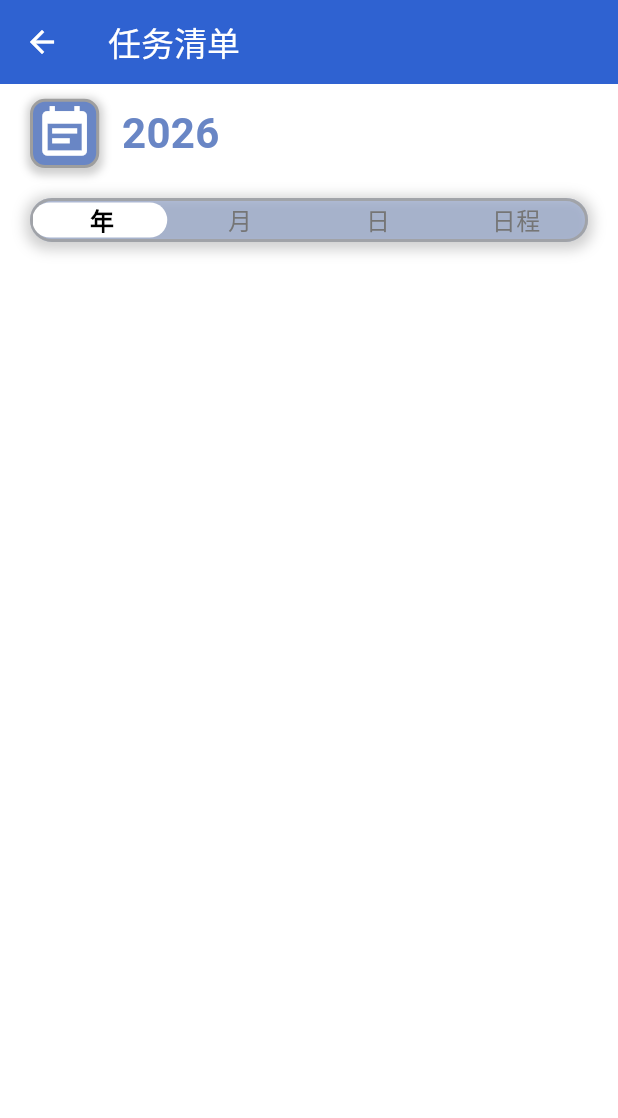
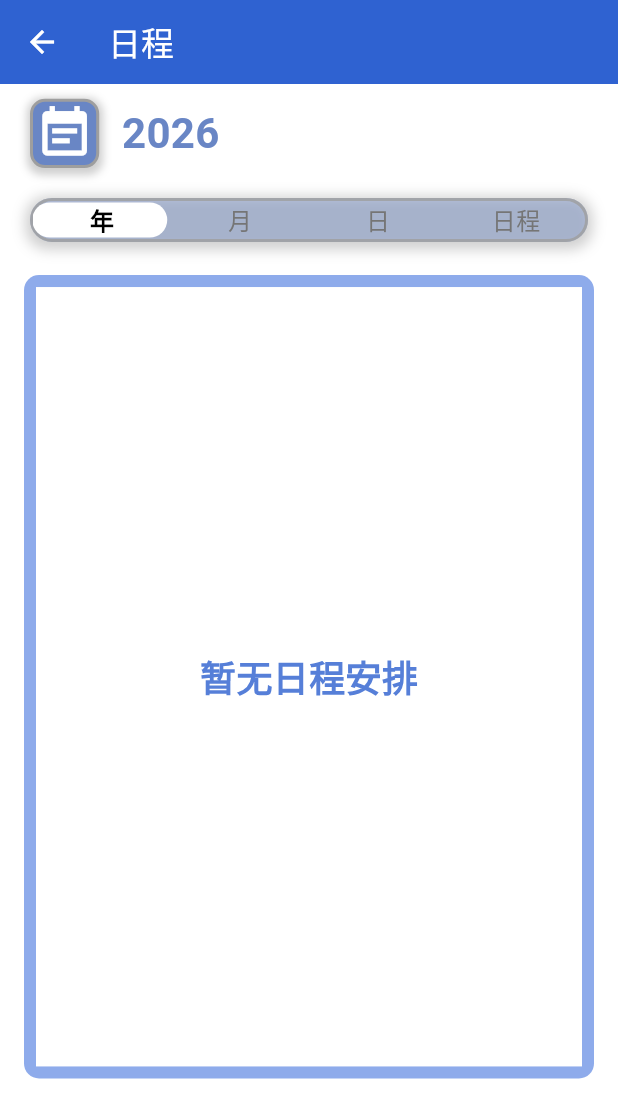
Before and after one commit to DustyWoods/Reminder, a Flutter app: the CalendarPage screen opened by its route, on a phone screen of 412 x 824 dp. Shown: the top 1118 px of the screen. Run offline on Flutter 3.47's test engine with Material 3 defaults, Android fonts, the phone set to English and light mode, and no system bars; our stand-ins replace dio, flutter_local_notifications, permission_handler, shared_preferences, timezone; missing offline and left inert: record; accounts and stored records are empty.

Commit message:
feat: SheduleView

```diff
--- /dev/null
+++ b/frontend/lib/Components/CalendarPage/ScheduleView.dart
@@ -0,0 +1,98 @@
+
+import 'package:flutter/material.dart';
+import 'package:collection/collection.dart';
+import 'package:reminder/Viewmodels/task.dart';
+import 'package:reminder/Stores/TaskManager.dart';
+import 'package:reminder/Components/HomePage/TaskCard.dart';
+import 'package:reminder/Utils/ScreenSize.dart';
+
+class ScheduleView extends StatefulWidget {
+  const ScheduleView({super.key});
+
+  @override
+  State<ScheduleView> createState() => _ScheduleViewState();
+}
+
+class _ScheduleViewState extends State<ScheduleView> {
+  List<Task> tasks = [];
+
+  @override
+  void initState() {
+    super.initState();
+    tasks = taskManager.getTasks();
+  }
+
+  Future<void> _onDeleteTask(int taskId) async {
+    await taskManager.removeTaskById(taskId);
+    if (!mounted) return;
+    setState(() {
+      tasks = taskManager.getTasks();
+    });
+  }
+
+  @override
+  Widget build(BuildContext context) {
+    final Map<String, List<Task>> tasksMap = groupBy(tasks, (task) => task.dueDate['date'] ?? '');
+    final List<List<Task>> tasksByDate = (tasksMap.entries.toList()
+      ..sort((a, b) => a.key.compareTo(b.key)))
+      .map((entry) {
+        entry.value.sort((a, b) {
+          final timeA = a.dueDate['time'] ?? '';
+          final timeB = b.dueDate['time'] ?? '';
+          if (timeA.isEmpty) return 1;
+          if (timeB.isEmpty) return -1;
+          return timeA.compareTo(timeB);
+        });
+        return entry.value;
+      })
+      .toList();
+
+    if (tasksByDate.isEmpty) {
+      return Center(
+        child: Text(
+          '暂无日程安排',
+          style: TextStyle(
+            fontSize: 24,
+            color: const Color.fromARGB(255, 86, 127, 216),
+            fontWeight: FontWeight.bold,
+          ),
+        ),
+      );
+    }
+
+    return ListView.builder(
+      itemCount: tasksByDate.length,
+      itemBuilder: (context, index) {
+        return Container(
+          color: Colors.transparent,
+          padding: EdgeInsets.all(10),
+          margin: EdgeInsets.all(5),
+          child: Column(
+            children: [
+              SizedBox(
+                width: double.infinity,
+                child: Text(
+                  '${tasksByDate[index].first.dueDate['date']}',
+                  textAlign: TextAlign.left,
+                  style: TextStyle(
+                    fontSize: 20,
+                    fontWeight: FontWeight.bold,
+                    fontStyle: FontStyle.italic,
+                    ),
+                ),
+              ),
+              ...tasksByDate[index].map((task) => SizedBox(
+                height: ScreenSize.getHeight(context) * 0.12,
+                child: TaskCard(
+                  key: Key('task_${task.id}_${task.title}'),
+                  task: task,
+                  onDelete: () => _onDeleteTask(task.id ?? -1),
+                ),
+              )),
+            ],
+          ),
+        );
+      },
+    );
+  }
+}
--- a/frontend/lib/Components/HomePage/MainContent.dart
+++ b/frontend/lib/Components/HomePage/MainContent.dart
@@ -23,12 +23,16 @@ class MainContent extends StatelessWidget {
   /// 删除任务回调（接收任务ID）
   final Function(int) onDeleteTask;
 
+  /// 从日历返回时的刷新回调
+  final VoidCallback? onCalendarBack;
+
   const MainContent({
     super.key,
     required this.onLogoutSuccess,
     required this.isInitialized,
     required this.tasks,
     required this.onDeleteTask,
+    this.onCalendarBack,
   });
 
   @override
@@ -42,7 +46,7 @@ class MainContent extends StatelessWidget {
           children: [
             SizedBox(
               height: 50,
-              child: HeadBar(onLogoutSuccess: onLogoutSuccess),
+              child: HeadBar(onLogoutSuccess: onLogoutSuccess, onCalendarBack: onCalendarBack),
             ),
             // 问候语区域
             SizedBox(
--- a/frontend/lib/Page/CalendarPage.dart
+++ b/frontend/lib/Page/CalendarPage.dart
@@ -4,6 +4,7 @@ import 'package:reminder/Components/CalendarPage/Label.dart';
 import 'package:reminder/Components/CalendarPage/SelectorBar.dart';
 import 'package:reminder/Constants/main.dart';
 import 'package:reminder/Utils/ScreenSize.dart';
+import 'package:reminder/Components/CalendarPage/ScheduleView.dart';
 
 class CalendarPage extends StatefulWidget {
   const CalendarPage({super.key});
@@ -32,9 +33,20 @@ class _CalendarPageState extends State<CalendarPage> {
   Widget build(BuildContext context) {
     final screenHeight = ScreenSize.getHeight(context);
 
+    Widget _getView() {
+      // if (currentView == calendarView.year) {
+      //   return YearView(year: year, onDaySelected: _changeView);
+      // } else if (currentView == calendarView.month) {
+      //   return MonthView(year: year, month: month, onDaySelected: _changeView);
+      // } else if (currentView == calendarView.day) {
+      //   return DayView(year: year, month: month, day: day, onDaySelected: _changeView);
+      // }
+      return ScheduleView();
+    }
+
     return Scaffold(
       appBar: AppBar(
-        title: const Text('任务清单'),
+        title: const Text('日程'),
         backgroundColor: const Color.fromARGB(255, 47, 98, 209),
         foregroundColor: Colors.white,
         elevation: 0,
@@ -46,6 +58,22 @@ class _CalendarPageState extends State<CalendarPage> {
             children: [
               Label(height: screenHeight * 0.08, year: year, month: month, day: day),
               SelectorBar(width: ScreenSize.getWidth(context), height: screenHeight * 0.06, currentOption: currentView, onChange: _changeView),
+              Container(
+                height: screenHeight * 0.65,
+                width: ScreenSize.getWidth(context),
+                margin: EdgeInsets.symmetric(horizontal: 16, vertical: 12),
+                padding: EdgeInsets.all(8),
+                decoration: BoxDecoration(
+                  color: const Color.fromARGB(255, 142, 171, 235),
+                  borderRadius: BorderRadius.circular(10),
+                ),
+                child: Container(
+                  height: double.infinity,
+                  width: double.infinity,
+                  color: Colors.white,
+                  child: _getView(),
+                ),
+              ),
             ],
           )
         )
--- a/frontend/pubspec.yaml
+++ b/frontend/pubspec.yaml
@@ -12,6 +12,7 @@ dependencies:
     sdk: flutter
 
   cupertino_icons: ^1.0.8
+  collection: ^1.18.0
 
   permission_handler: ^11.3.0
 
```
Also changed, not shown: frontend/lib/Components/HomePage/HeadBar.dart (+6 -2 lines), frontend/lib/Components/HomePage/TaskCard.dart (+7 -4 lines), frontend/lib/Page/HomePage.dart (+9 -0 lines), frontend/pubspec.lock.
